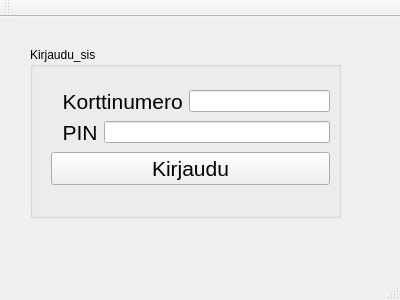
Before: the Qt Designer form BankProject/qtBank_project/mainwindow.ui in tvt21kmo-bank-project/group_14, drawn with Qt 5.
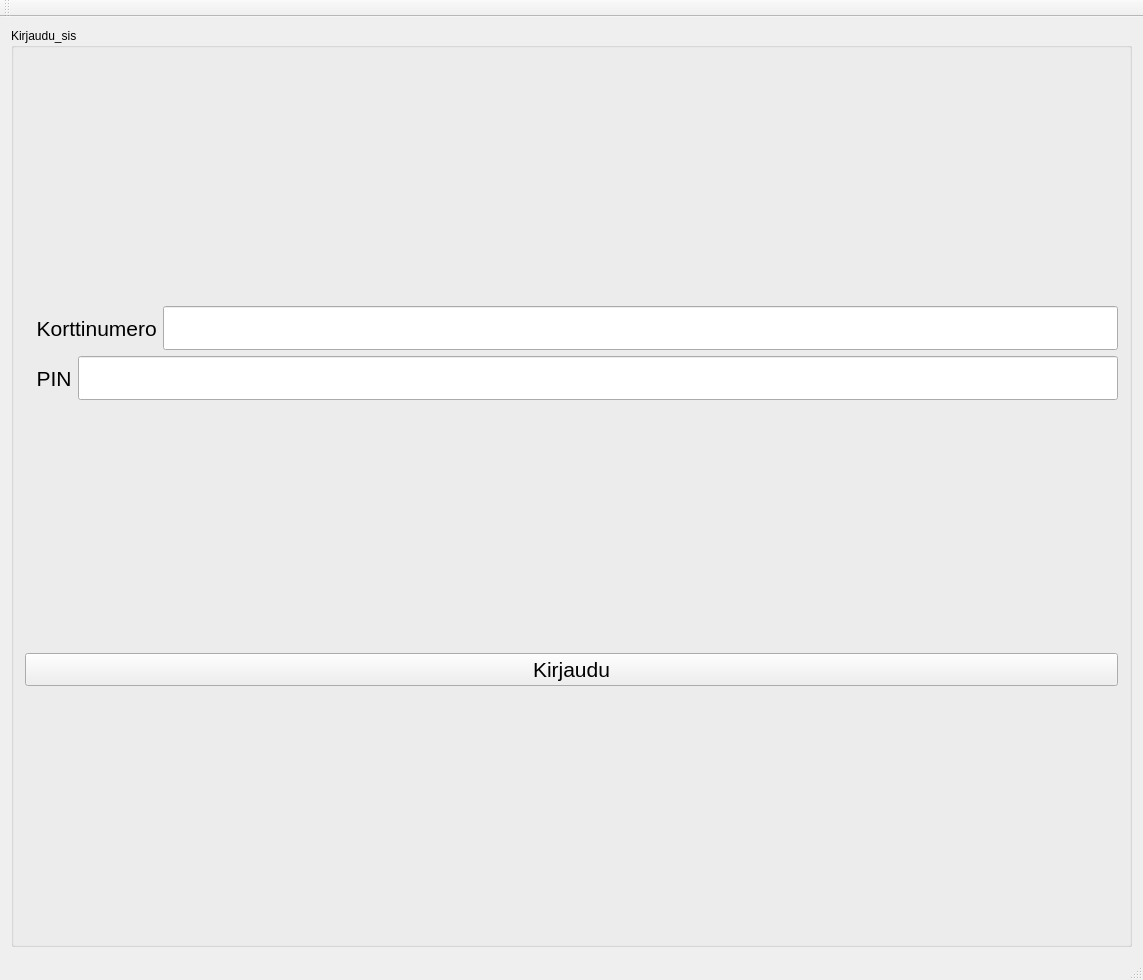
After: the same form once the commit is applied.

Patch:
```diff
--- a/BankProject/qtBank_project/mainwindow.ui
+++ b/BankProject/qtBank_project/mainwindow.ui
@@ -6,35 +6,22 @@
    <rect>
     <x>0</x>
     <y>0</y>
-    <width>400</width>
-    <height>300</height>
+    <width>1143</width>
+    <height>980</height>
    </rect>
   </property>
   <property name="windowTitle">
    <string>MainWindow</string>
   </property>
   <widget class="QWidget" name="centralWidget">
+   <layout class="QVBoxLayout" name="verticalLayout_3">
+    <item>
    <widget class="QGroupBox" name="groupBox_Kirjaudu_sis">
-    <property name="geometry">
-     <rect>
-      <x>30</x>
-      <y>30</y>
-      <width>311</width>
-      <height>171</height>
-     </rect>
-    </property>
     <property name="title">
      <string>Kirjaudu_sis</string>
     </property>
-    <widget class="QWidget" name="layoutWidget">
-     <property name="geometry">
-      <rect>
-       <x>10</x>
-       <y>30</y>
-       <width>301</width>
-       <height>121</height>
-      </rect>
-     </property>
+      <layout class="QHBoxLayout" name="horizontalLayout_3">
+       <item>
      <layout class="QVBoxLayout" name="verticalLayout_2">
       <item>
        <layout class="QVBoxLayout" name="verticalLayout">
@@ -53,7 +40,16 @@
            </widget>
           </item>
           <item>
-           <widget class="QLineEdit" name="lineEdit_Korttinumero"/>
+              <widget class="QLineEdit" name="lineEdit_Korttinumero">
+               <property name="font">
+                <font>
+                 <pointsize>24</pointsize>
+                </font>
+               </property>
+               <property name="text">
+                <string/>
+               </property>
+              </widget>
           </item>
          </layout>
         </item>
@@ -73,6 +69,11 @@
           </item>
           <item>
            <widget class="QLineEdit" name="lineEdit_Pin">
+               <property name="font">
+                <font>
+                 <pointsize>24</pointsize>
+                </font>
+               </property>
             <property name="text">
              <string/>
             </property>
@@ -101,8 +102,11 @@
        </widget>
       </item>
      </layout>
-    </widget>
-   </widget>
+       </item>
+      </layout>
+     </widget>
+    </item>
+   </layout>
   </widget>
   <widget class="QMenuBar" name="menuBar">
    <property name="geometry">
```
Left out of the diff: 2 changed lines with no effect on the pictures. Lines whose indentation alone changed are shown as unchanged.
